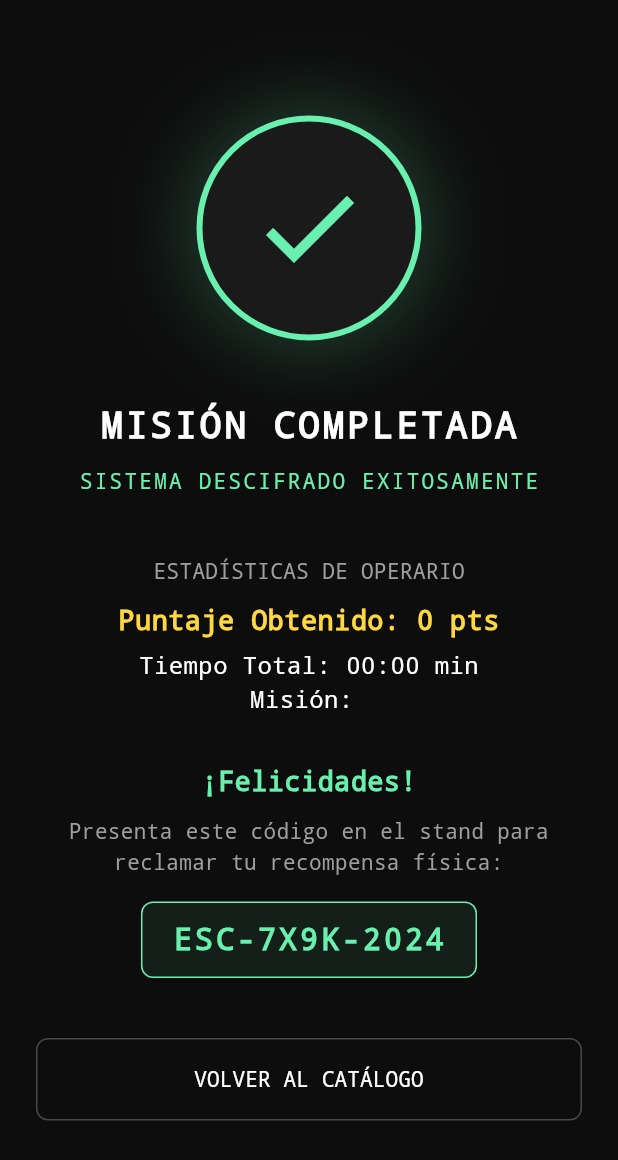
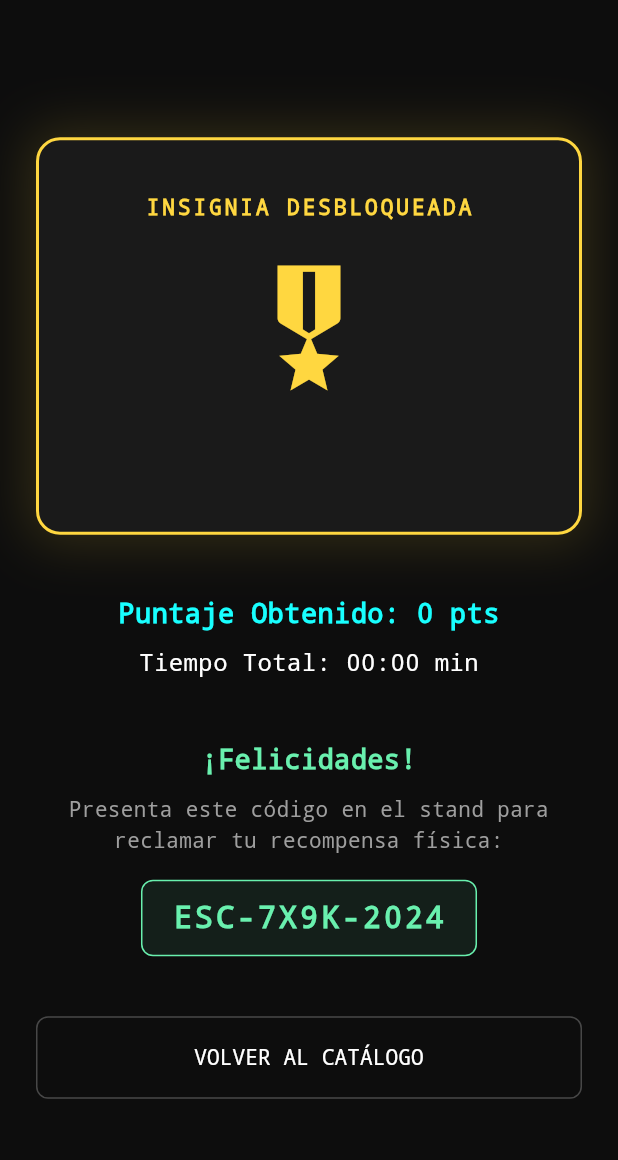
Before and after one commit to tomasesquivel/stand_eventos, a Flutter app: the PantallaMisionCompletada screen opened directly with empty values, on a phone screen of 412 x 824 dp. Shown: the top 1160 px of the screen. Run offline on Flutter 3.47's test engine with Material 3 defaults, Android fonts, the phone set to English and light mode, and no system bars; our stand-ins replace supabase_flutter; accounts and stored records are empty.

Commit message:
feat(Gamificacion): implementacion de puntaje (GAM01), bloqueo de replay por sesion (GAM02) e insignia digital (GAM03)

```diff
--- a/lib/screens/pantalla_mision_completada.dart
+++ b/lib/screens/pantalla_mision_completada.dart
@@ -1,4 +1,5 @@
 import 'package:flutter/material.dart';
+import '../utils/sesion_local.dart';
 
 class PantallaMisionCompletada extends StatelessWidget {
   final Map<String, dynamic> experiencia;
@@ -14,6 +15,8 @@ class PantallaMisionCompletada extends StatelessWidget {
 
   @override
   Widget build(BuildContext context) {
+    SesionLocal.misionesCompletadas.add(experiencia['id_experiencia'].toString());
+
     final int minutos = segundosGastados ~/ 60;
     final int segundos = segundosGastados % 60;
     final String tiempoFormateado = '${minutos.toString().padLeft(2, '0')}:${segundos.toString().padLeft(2, '0')}';
@@ -23,60 +26,62 @@ class PantallaMisionCompletada extends StatelessWidget {
         ? experiencia['mensaje_recompensa_final'].toString()
         : 'ESC-7X9K-2024';
 
+    final String nombreMision = experiencia['nombre'].toString().toUpperCase();
+
     return Scaffold(
       backgroundColor: const Color(0xFF0D0D0D),
       body: Center(
-        child: Padding(
+        child: SingleChildScrollView(
           padding: const EdgeInsets.all(24.0),
           child: Column(
             mainAxisAlignment: MainAxisAlignment.center,
             children: [
               Container(
-                width: 150,
-                height: 150,
+                width: double.infinity,
+                padding: const EdgeInsets.symmetric(vertical: 35, horizontal: 20),
                 decoration: BoxDecoration(
-                  shape: BoxShape.circle,
                   color: const Color(0xFF1A1A1A),
-                  border: Border.all(color: Colors.greenAccent, width: 4),
+                  borderRadius: BorderRadius.circular(16),
+                  border: Border.all(color: Colors.amberAccent, width: 2),
                   boxShadow: [
                     BoxShadow(
-                      color: Colors.greenAccent.withAlpha(50),
-                      blurRadius: 40,
-                      spreadRadius: 10
+                      color: Colors.amberAccent.withAlpha(40),
+                      blurRadius: 30,
+                      spreadRadius: 5
                     ),
                   ]
                 ),
-                child: const Icon(Icons.check, color: Colors.greenAccent, size: 80),
+                child: Column(
+                  children: [
+                    const Text(
+                      'INSIGNIA DESBLOQUEADA',
+                      style: TextStyle(color: Colors.amberAccent, fontSize: 14, fontWeight: FontWeight.bold, letterSpacing: 2),
+                    ),
+                    const SizedBox(height: 20),
+                    const Icon(Icons.military_tech, color: Colors.amberAccent, size: 100),
+                    const SizedBox(height: 20),
+                    Text(
+                      nombreMision,
+                      textAlign: TextAlign.center,
+                      style: const TextStyle(color: Colors.white, fontSize: 22, fontWeight: FontWeight.bold, letterSpacing: 1.5)
+                    ),
+                  ],
+                ),
               ),
+
               const SizedBox(height: 40),
 
-              const Text(
-                'MISIÓN COMPLETADA',
-                style: TextStyle(color: Colors.white, fontSize: 24, fontWeight: FontWeight.bold, letterSpacing: 2)
-              ),
-              const SizedBox(height: 10),
-              const Text('SISTEMA DESCIFRADO EXITOSAMENTE', style: TextStyle(color: Colors.greenAccent, fontSize: 14, letterSpacing: 1.5)),
-
-              const SizedBox(height: 40),
-              const Text('ESTADÍSTICAS DE OPERARIO', style: TextStyle(color: Colors.grey, fontSize: 14)),
-              const SizedBox(height: 10),
-
-              // GAM01: Mostramos el puntaje final ganado
               Text(
                 'Puntaje Obtenido: $puntajeTotal pts',
-                style: const TextStyle(color: Colors.amberAccent, fontSize: 18, fontWeight: FontWeight.bold)
+                style: const TextStyle(color: Colors.cyanAccent, fontSize: 18, fontWeight: FontWeight.bold)
               ),
-              const SizedBox(height: 5),
+              const SizedBox(height: 8),
               Text(
                 'Tiempo Total: $tiempoFormateado min',
                 style: const TextStyle(color: Colors.white, fontSize: 16)
               ),
-              Text(
-                'Misión: ${experiencia['nombre'].toString().toUpperCase()}',
-                style: const TextStyle(color: Colors.white, fontSize: 16)
-              ),
 
-              const SizedBox(height: 30),
+              const SizedBox(height: 40),
               const Text(
                 '¡Felicidades!',
                 style: TextStyle(color: Colors.greenAccent, fontSize: 18, fontWeight: FontWeight.bold)
--- a/lib/screens/pantalla_principal.dart
+++ b/lib/screens/pantalla_principal.dart
@@ -1,7 +1,7 @@
 import 'package:flutter/material.dart';
 import 'pantalla_admin.dart';
 import 'pantalla_catalogo.dart';
-
+import 'pantalla_ingreso_alias.dart';
 class PantallaPrincipal extends StatelessWidget {
   const PantallaPrincipal({super.key});
 
@@ -35,7 +35,7 @@ class PantallaPrincipal extends StatelessWidget {
                 if (!context.mounted) return;
                 Navigator.push(
                   context,
-                  MaterialPageRoute(builder: (context) => const PantallaCatalogo()),
+                  MaterialPageRoute(builder: (context) => const PantallaIngresoAlias()),
                 );
               },
               child: const Text('Simular QR Válido', style: TextStyle(color: Colors.greenAccent)),
@@ -79,7 +79,7 @@ class PantallaPrincipal extends StatelessWidget {
                 if (codigoController.text.trim().toUpperCase() == 'ALPHA-01') {
                   Navigator.push(
                     context,
-                    MaterialPageRoute(builder: (context) => const PantallaCatalogo()),
+                    MaterialPageRoute(builder: (context) => const PantallaIngresoAlias()),
                   );
                 } else {
                   ScaffoldMessenger.of(context).showSnackBar(
--- /dev/null
+++ b/lib/utils/sesion_local.dart
@@ -0,0 +1,13 @@
+class SesionLocal {
+  static final Set<String> misionesCompletadas = {};
+
+
+  static String? aliasJugador;
+  static int? idParticipacionActual;
+
+  static void reiniciarSesion() {
+    misionesCompletadas.clear();
+    aliasJugador = null;
+    idParticipacionActual = null;
+  }
+}
```
Also changed, not shown: lib/screens/pantalla_catalogo.dart (+149 -34 lines), lib/screens/pantalla_ingreso_alias.dart (added, +154 -0 lines).
